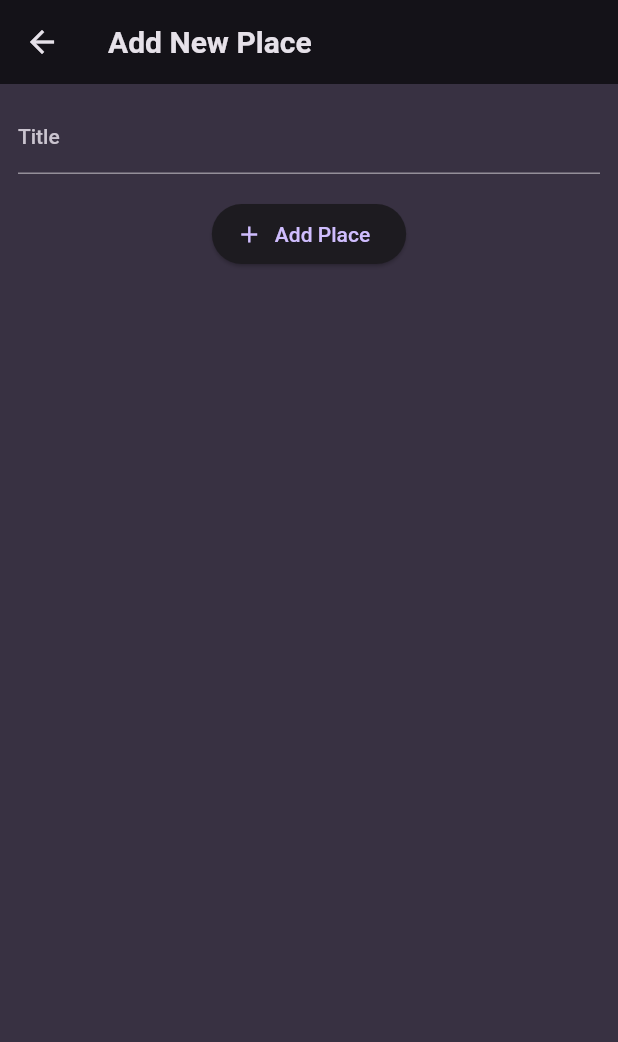
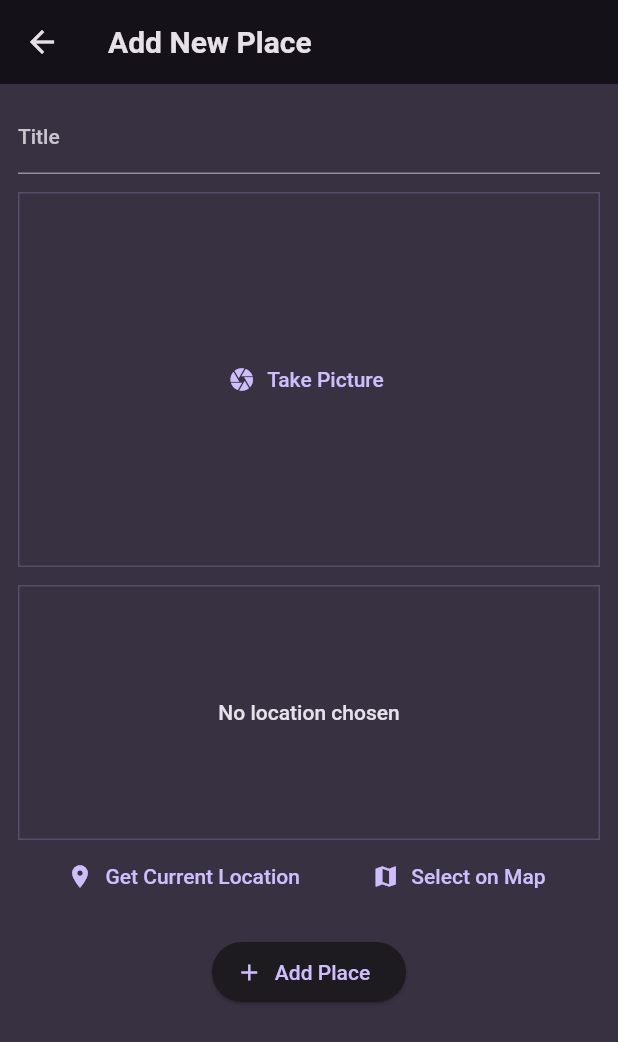
Before and after one commit to Phosah/favorite-places, a Flutter app: the screen it shows after launch, after a tap on the "add" icon, on a phone screen of 412 x 824 dp. Shown: the top 1042 px of the screen. Run offline on Flutter 3.47's test engine with Material 2 defaults, Android fonts, the phone set to English and light mode, and no system bars; our stand-ins replace flutter_riverpod, google_fonts, image_picker.

Commit message:
Implement add image and and location features

```diff
--- a/lib/main.dart
+++ b/lib/main.dart
@@ -1,5 +1,4 @@
 import 'package:flutter/material.dart';
-
 import 'package:flutter_riverpod/flutter_riverpod.dart';
 import 'package:google_fonts/google_fonts.dart';
 
--- a/lib/model/place_item.dart
+++ b/lib/model/place_item.dart
@@ -1,10 +1,13 @@
+import 'dart:io';
+
 import 'package:uuid/uuid.dart';
 
 const uuid = Uuid();
 
 class PlaceItem {
-  PlaceItem({required this.title}) : id = uuid.v4();
+  PlaceItem({required this.title, required this.image}) : id = uuid.v4();
 
   final String id;
   final String title;
+  final File image;
 }
--- a/lib/providers/places_provider.dart
+++ b/lib/providers/places_provider.dart
@@ -1,11 +1,7 @@
 import 'package:flutter_riverpod/flutter_riverpod.dart';
 import 'package:favorite_places/model/place_item.dart';
 
-final List<PlaceItem> _placeItems = [
-  PlaceItem(title: 'New Orleans'),
-  PlaceItem(title: 'Ricamab'),
-  PlaceItem(title: 'Malibou'),
-];
+final List<PlaceItem> _placeItems = [];
 
 class FavoritePlacesNotifier extends StateNotifier<List<PlaceItem>> {
   FavoritePlacesNotifier() : super(_placeItems);
--- /dev/null
+++ b/lib/providers/user_places.dart
@@ -0,0 +1,19 @@
+import 'dart:io';
+
+import 'package:flutter_riverpod/flutter_riverpod.dart';
+
+import 'package:favorite_places/model/place_item.dart';
+
+class UserPlacesNotifier extends StateNotifier<List<PlaceItem>> {
+  UserPlacesNotifier() : super(const []);
+
+  void addPlace(String title, File image) {
+    final newPlace = PlaceItem(title: title, image: image);
+    state = [newPlace, ...state];
+  }
+}
+
+final userPlacesProvider =
+    StateNotifierProvider<UserPlacesNotifier, List<PlaceItem>>(
+  (ref) => UserPlacesNotifier(),
+);
--- a/lib/screens/add_place.dart
+++ b/lib/screens/add_place.dart
@@ -1,15 +1,36 @@
+import 'dart:io';
+
+import 'package:favorite_places/widgets/image_input.dart';
+import 'package:favorite_places/widgets/location_input.dart';
 import 'package:flutter/material.dart';
-// import 'package:flutter_riverpod/flutter_riverpod.dart';
+import 'package:flutter_riverpod/flutter_riverpod.dart';
 
-class AddPlaceScreen extends StatefulWidget {
+import 'package:favorite_places/providers/user_places.dart';
+
+class AddPlaceScreen extends ConsumerStatefulWidget {
   const AddPlaceScreen({super.key});
 
   @override
-  State<AddPlaceScreen> createState() => _AddPlaceScreenState();
+  ConsumerState<AddPlaceScreen> createState() => _AddPlaceScreenState();
 }
 
-class _AddPlaceScreenState extends State<AddPlaceScreen> {
+class _AddPlaceScreenState extends ConsumerState<AddPlaceScreen> {
   final _titleController = TextEditingController();
+  File? _selectedImage;
+
+  void _savePlace() {
+    final enteredTitle = _titleController.text;
+
+    if (enteredTitle.isEmpty || _selectedImage == null) {
+      return;
+    }
+
+    ref
+        .read(userPlacesProvider.notifier)
+        .addPlace(enteredTitle, _selectedImage!);
+
+    Navigator.of(context).pop();
+  }
 
   @override
   void dispose() {
@@ -34,10 +55,22 @@ class _AddPlaceScreenState extends State<AddPlaceScreen> {
                   TextStyle(color: Theme.of(context).colorScheme.onBackground),
             ),
             const SizedBox(
+              height: 12,
+            ),
+            ImageInput(
+              onPickImage: (image) {
+                _selectedImage = image;
+              },
+            ),
+            const SizedBox(
+              height: 12,
+            ),
+            const LocationInput(),
+            const SizedBox(
               height: 16,
             ),
             ElevatedButton.icon(
-              onPressed: () {},
+              onPressed: _savePlace,
               icon: const Icon(Icons.add),
               label: const Text('Add Place'),
             )
--- a/lib/screens/places.dart
+++ b/lib/screens/places.dart
@@ -1,20 +1,18 @@
+import 'package:flutter/material.dart';
+import 'package:flutter_riverpod/flutter_riverpod.dart';
+
+import 'package:favorite_places/providers/user_places.dart';
 import 'package:favorite_places/screens/add_place.dart';
-import 'package:flutter/material.dart';
+import 'package:favorite_places/widgets/places_list.dart';
 
-import 'package:flutter_riverpod/flutter_riverpod.dart';
-import 'package:favorite_places/widgets/places_list.dart';
-// import 'package:favorite_places/providers/places_provider.dart';
-
-class PlacesScreen extends ConsumerStatefulWidget {
+class PlacesScreen extends ConsumerWidget {
   const PlacesScreen({super.key});
 
   @override
-  ConsumerState<PlacesScreen> createState() => _PlacesScreenState();
-}
+  Widget build(BuildContext context, WidgetRef ref) {
+    final userPlaces = ref.watch(userPlacesProvider);
+    print(userPlaces);
 
-class _PlacesScreenState extends ConsumerState<PlacesScreen> {
-  @override
-  Widget build(BuildContext context) {
     return Scaffold(
       appBar: AppBar(
         title: const Text('Your Places'),
@@ -28,7 +26,10 @@ class _PlacesScreenState extends ConsumerState<PlacesScreen> {
           )
         ],
       ),
-      body: const PlacesList(places: []),
+      body: Padding(
+        padding: const EdgeInsets.all(8.0),
+        child: PlacesList(places: userPlaces),
+      ),
     );
   }
 }
--- /dev/null
+++ b/lib/widgets/image_input.dart
@@ -0,0 +1,64 @@
+import 'dart:io';
+
+import 'package:flutter/material.dart';
+import 'package:image_picker/image_picker.dart';
+
+class ImageInput extends StatefulWidget {
+  const ImageInput({super.key, required this.onPickImage});
+
+  final void Function(File image) onPickImage;
+
+  @override
+  State<ImageInput> createState() => _ImageInputState();
+}
+
+class _ImageInputState extends State<ImageInput> {
+  File? _selectedImage;
+  void _takePicture() async {
+    final imagePicker = ImagePicker();
+    final pickedImage =
+        await imagePicker.pickImage(source: ImageSource.camera, maxWidth: 600);
+
+    if (pickedImage == null) {
+      return;
+    }
+
+    setState(() {
+      _selectedImage = File(pickedImage.path);
+    });
+
+    widget.onPickImage(_selectedImage!);
+  }
+
+  @override
+  Widget build(BuildContext context) {
+    Widget content = TextButton.icon(
+      onPressed: _takePicture,
+      icon: const Icon(Icons.camera),
+      label: const Text('Take Picture'),
+    );
+
+    if (_selectedImage != null) {
+      content = GestureDetector(
+        onTap: _takePicture,
+        child: Image.file(
+          _selectedImage!,
+          fit: BoxFit.cover,
+          width: double.infinity,
+          height: double.infinity,
+        ),
+      );
+    }
+
+    return Container(
+      decoration: BoxDecoration(
+          border: Border.all(
+        width: 1,
+        color: Theme.of(context).colorScheme.primary.withOpacity(.2),
+      )),
+      height: 250,
+      width: double.infinity,
+      child: content,
+    );
+  }
+}
--- /dev/null
+++ b/lib/widgets/location_input.dart
@@ -0,0 +1,49 @@
+import 'package:flutter/material.dart';
+
+class LocationInput extends StatefulWidget {
+  const LocationInput({super.key});
+
+  @override
+  State<LocationInput> createState() => _LocationInputState();
+}
+
+class _LocationInputState extends State<LocationInput> {
+  @override
+  Widget build(BuildContext context) {
+    return Column(
+      children: [
+        Container(
+          height: 170,
+          width: double.infinity,
+          alignment: Alignment.center,
+          decoration: BoxDecoration(
+              border: Border.all(
+            width: 1,
+            color: Theme.of(context).colorScheme.primary.withOpacity(0.2),
+          )),
+          child: Text(
+            'No location chosen',
+            style: Theme.of(context)
+                .textTheme
+                .bodyLarge!
+                .copyWith(color: Theme.of(context).colorScheme.onBackground),
+          ),
+        ),
+        Row(
+          mainAxisAlignment: MainAxisAlignment.spaceEvenly,
+          children: [
+            TextButton.icon(
+              onPressed: () {},
+              icon: const Icon(Icons.location_on),
+              label: const Text('Get Current Location'),
+            ),
+            TextButton.icon(
+                onPressed: () {},
+                icon: const Icon(Icons.map),
+                label: const Text('Select on Map'))
+          ],
+        )
+      ],
+    );
+  }
+}
--- a/pubspec.yaml
+++ b/pubspec.yaml
@@ -38,6 +38,7 @@ dependencies:
   google_fonts: ^4.0.4
   flutter_riverpod: ^2.3.6
   uuid: ^3.0.7
+  image_picker: ^1.0.2
 
 dev_dependencies:
   flutter_test:
```
Also changed, not shown: lib/screens/place_detail.dart (+28 -0 lines), lib/widgets/places_list.dart (+9 -0 lines), pubspec.lock, 6 other files.
